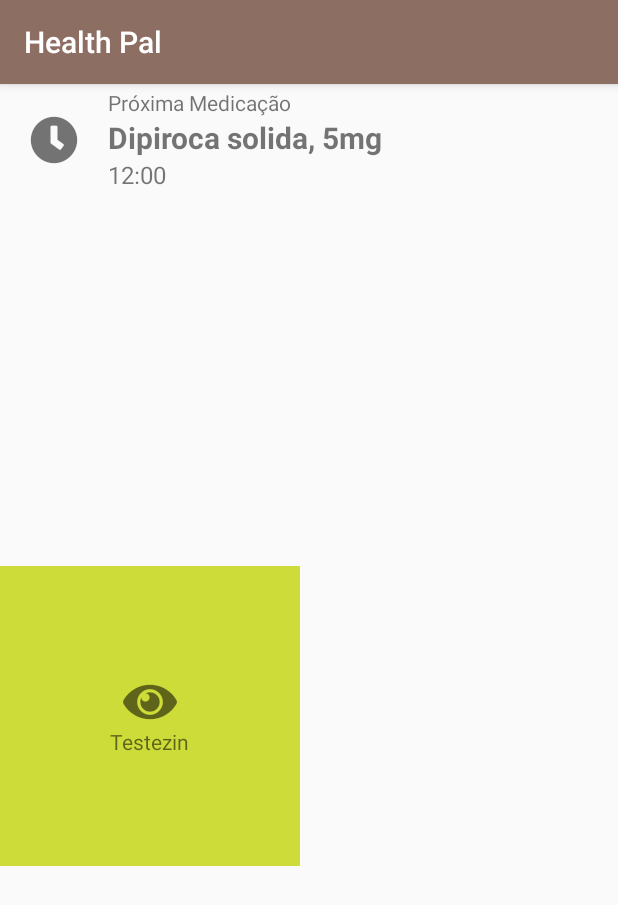
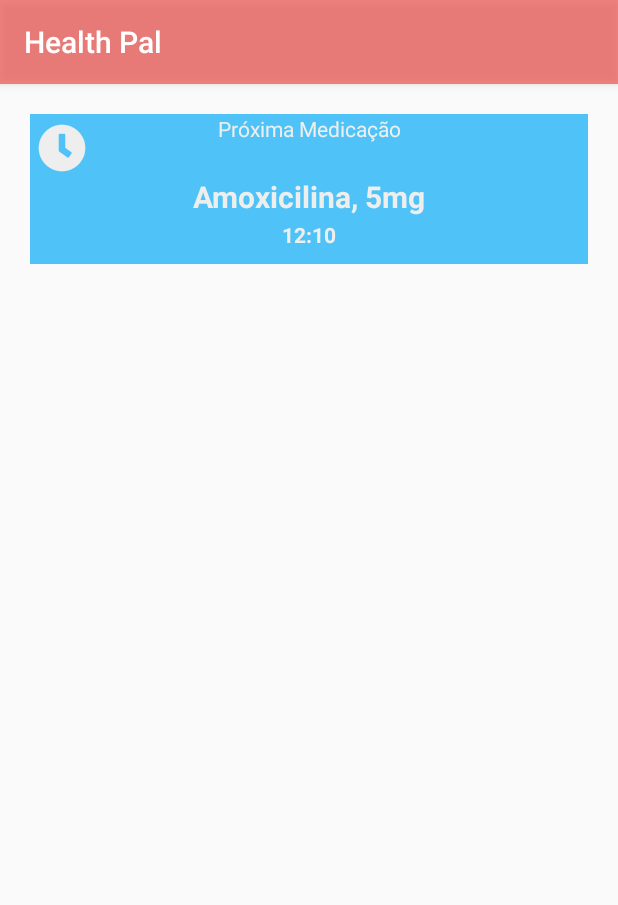
Before and after one commit to Kasama/HealthPal, an Android app: the screen it shows after launch (MainActivity), on a phone screen of 412 x 824 dp. Shown: the top 905 px of the screen. Run offline under Robolectric (Android 15) with nearby library versions, the phone set to English and light mode, and no system bars.

Commit message:
Started alarm handler and finished dashboard card

```diff
--- a/app/build.gradle
+++ b/app/build.gradle
@@ -26,6 +26,7 @@ dependencies {
     implementation fileTree(dir: 'libs', include: ['*.jar'])
     implementation 'com.android.support:appcompat-v7:27.1.1'
     implementation 'com.android.support.constraint:constraint-layout:1.1.0'
+    implementation 'com.evernote:android-job:1.2.4'
     testImplementation 'junit:junit:4.12'
     androidTestImplementation 'com.android.support.test:runner:1.0.2'
     androidTestImplementation 'com.android.support.test.espresso:espresso-core:3.0.2'
--- /dev/null
+++ b/app/src/main/java/br/usp/icmc/healthpal/healthpal/Alarm/AlarmHandler.java
@@ -0,0 +1,24 @@
+package br.usp.icmc.healthpal.healthpal.Alarm;
+
+import android.app.PendingIntent;
+import android.content.Context;
+import android.support.annotation.NonNull;
+import android.support.annotation.Nullable;
+
+import com.evernote.android.job.Job;
+import com.evernote.android.job.JobCreator;
+import com.evernote.android.job.JobManager;
+
+public class AlarmHandler {
+    Context context;
+    JobManager manager;
+
+    public AlarmHandler(Context context) {
+        this.manager = JobManager.create(context);
+        this.scheduleJob(tag -> null);
+    }
+
+    public void scheduleJob(JobCreator job) {
+        this.manager.addJobCreator(job);
+    }
+}
--- /dev/null
+++ b/app/src/main/java/br/usp/icmc/healthpal/healthpal/Alarm/MedicationJob.java
@@ -0,0 +1,28 @@
+package br.usp.icmc.healthpal.healthpal.Alarm;
+
+import android.support.annotation.NonNull;
+
+import com.evernote.android.job.Job;
+import com.evernote.android.job.JobCreator;
+
+public class MedicationJob extends Job {
+
+    public static final String TAG = "MEDICATION_JOB";
+
+    @NonNull
+    @Override
+    protected Result onRunJob(@NonNull Params params) {
+        return null;
+    }
+
+    public static JobCreator getCreator() {
+        return tag -> {
+            switch (tag) {
+                case TAG:
+                    return new MedicationJob();
+                default:
+                    return null;
+            }
+        };
+    }
+}
--- a/app/src/main/java/br/usp/icmc/healthpal/healthpal/MainActivity.java
+++ b/app/src/main/java/br/usp/icmc/healthpal/healthpal/MainActivity.java
@@ -3,6 +3,9 @@ package br.usp.icmc.healthpal.healthpal;
 import android.support.v7.app.AppCompatActivity;
 import android.os.Bundle;
 import android.util.Log;
+import android.widget.Toast;
+
+import br.usp.icmc.healthpal.healthpal.components.DashboardCard;
 
 public class MainActivity extends AppCompatActivity {
 
@@ -10,5 +13,12 @@ public class MainActivity extends AppCompatActivity {
     protected void onCreate(Bundle savedInstanceState) {
         super.onCreate(savedInstanceState);
         setContentView(R.layout.activity_main);
+
+        DashboardCard card = findViewById(R.id.dashicon);
+
+        card.setOnClickListener(
+                (e) -> Toast.makeText(this, "herro", Toast.LENGTH_LONG).show()
+        );
+
     }
 }
--- a/app/src/main/java/br/usp/icmc/healthpal/healthpal/components/DashboardCard.java
+++ b/app/src/main/java/br/usp/icmc/healthpal/healthpal/components/DashboardCard.java
@@ -5,6 +5,7 @@ import android.content.Context;
 import android.content.res.TypedArray;
 import android.support.constraint.ConstraintLayout;
 import android.util.AttributeSet;
+import android.util.TypedValue;
 import android.view.LayoutInflater;
 import android.widget.LinearLayout;
 import android.widget.TextView;
@@ -13,6 +14,11 @@ import br.usp.icmc.healthpal.healthpal.R;
 
 public class DashboardCard extends ConstraintLayout {
     Context context;
+
+    public LinearLayout layout;
+    public IconTextView icon;
+    public TextView title, text, footer;
+
     public DashboardCard(Context context) {
         this(context, null);
     }
@@ -22,47 +28,74 @@ public class DashboardCard extends ConstraintLayout {
         super(context, attrs);
         this.context = context;
 
-        String iconText, labelText;
-        int bgColor;
-        TypedArray a = context.obtainStyledAttributes(
-                attrs,
-                R.styleable.DashboardCard,
-                0,
-                0
-        );
-        iconText = a.getString(R.styleable.DashboardCard_iconText);
-        labelText = a.getString(R.styleable.DashboardCard_labelText);
-        bgColor = a.getColor(R.styleable.DashboardCard_bgColor, R.color.colorAccent);
-        a.recycle();
-
         LayoutInflater inflater =
                 (LayoutInflater) context.getSystemService(Context.LAYOUT_INFLATER_SERVICE);
         if (inflater != null) {
             inflater.inflate(R.layout.dashboard_card, this, true);
         }
 
-        LinearLayout layout = this.findViewById(R.id.dashboard_card_layout);
-        IconTextView icon = this.findViewById(R.id.dashboard_card_icon);
-        TextView label = this.findViewById(R.id.dashboard_card_text);
+        this.layout = this.findViewById(R.id.dashboard_card_layout);
+        this.icon = this.findViewById(R.id.dashboard_card_icon);
+        this.title = this.findViewById(R.id.dashboard_card_title);
+        this.text = this.findViewById(R.id.dashboard_card_text);
+        this.footer = this.findViewById(R.id.dashboard_card_footer);
 
-        layout.setBackgroundColor(bgColor);
-        icon.setText(iconText);
-        label.setText(labelText);
+        TypedArray a = context.obtainStyledAttributes(
+                attrs, R.styleable.DashboardCard,
+                0, 0
+        );
+        String iconText = a.getString(R.styleable.DashboardCard_iconText);
+        String labelTitle = a.getString(R.styleable.DashboardCard_labelTitle);
+        String labelText = a.getString(R.styleable.DashboardCard_labelText);
+        String labelFooter = a.getString(R.styleable.DashboardCard_labelFooter);
+        int bgColor = a.getColor(R.styleable.DashboardCard_bgColor, R.color.colorAccent);
+        int fontTextColor = a.getColor(R.styleable.DashboardCard_textColor, R.color.colorText);
+        int labelSize = a.getDimensionPixelSize(R.styleable.DashboardCard_labelSize, 0);
+        a.recycle();
 
+        this.setColor(bgColor);
+        this.setTextColor(fontTextColor);
+        this.setIcon(iconText);
+        title.setText(labelTitle);
+        text.setText(labelText);
+        footer.setText(labelFooter);
+        this.setTextSize(labelSize);
+    }
+
+    private void setTextColor(int fontTextColor) {
+        this.title.setTextColor(fontTextColor);
+        this.text.setTextColor(fontTextColor);
+        this.footer.setTextColor(fontTextColor);
+        this.icon.setTextColor(fontTextColor);
+    }
+
+    public void setColor(int color) {
+        this.layout.setBackgroundColor(color);
+    }
+
+    public void setIcon(String icon) {
+        this.icon.setText(icon);
+    }
+
+    public void setTextSize(int sizePX) {
+        int extraSize = (int) (sizePX * 0.7);
+        this.title.setTextSize(TypedValue.COMPLEX_UNIT_PX, extraSize);
+        this.text.setTextSize(TypedValue.COMPLEX_UNIT_PX, sizePX);
+        this.footer.setTextSize(TypedValue.COMPLEX_UNIT_PX, extraSize);
     }
 
     @Override
     protected void onMeasure(int widthMeasureSpec, int heightMeasureSpec) {
         super.onMeasure(widthMeasureSpec, heightMeasureSpec);
-        int width = getMeasuredWidth();
-        int height = getMeasuredHeight();
-        int squareLen = width;
-        if (height > width) {
-            squareLen = height;
-        }
-        setMeasuredDimension(
-                MeasureSpec.makeMeasureSpec(squareLen, MeasureSpec.EXACTLY),
-                MeasureSpec.makeMeasureSpec(squareLen, MeasureSpec.EXACTLY)
-        );
+//        int width = getMeasuredWidth();
+//        int height = getMeasuredHeight();
+//        int squareLen = width;
+//        if (height > width) {
+//            squareLen = height;
+//        }
+//        setMeasuredDimension(
+//                MeasureSpec.makeMeasureSpec(squareLen, MeasureSpec.EXACTLY),
+//                MeasureSpec.makeMeasureSpec(squareLen, MeasureSpec.EXACTLY)
+//        );
     }
 }
--- /dev/null
+++ b/app/src/main/res/drawable/layout_card.xml
@@ -0,0 +1,7 @@
+<?xml version="1.0" encoding="UTF-8"?>
+<shape xmlns:android="http://schemas.android.com/apk/res/android">
+    <solid android:color="#FFFFFF"/>
+    <stroke android:width="3dp" android:color="#B1BCBE" />
+    <corners android:radius="10dp"/>
+    <padding android:left="0dp" android:top="0dp" android:right="0dp" android:bottom="0dp" />
+</shape>
--- a/app/src/main/res/layout/activity_main.xml
+++ b/app/src/main/res/layout/activity_main.xml
@@ -7,65 +7,19 @@
     android:layout_height="match_parent"
     tools:context=".MainActivity">
 
-    <LinearLayout
-        android:id="@+id/layout_dashboard_next"
-        android:layout_width="wrap_content"
-        android:layout_height="wrap_content"
-        android:orientation="horizontal"
-        android:textSize="20sp"
+    <br.usp.icmc.healthpal.healthpal.components.DashboardCard
+        android:id="@+id/dashicon"
+        android:layout_margin="20dp"
+        android:layout_width="match_parent"
+        android:layout_height="100dp"
+        app:bgColor="@color/colorAccent"
+        app:textColor="@color/colorText"
+        app:iconText="@string/fa_clock"
+        app:labelSize="20dp"
+        app:labelTitle="Próxima Medicação"
+        app:labelText="Amoxicilina, 5mg"
+        app:labelFooter="12:10"
         app:layout_constraintTop_toTopOf="parent"
-    >
-        <br.usp.icmc.healthpal.healthpal.components.IconTextView
-            android:id="@+id/fa_clock"
-            android:layout_width="wrap_content"
-            android:layout_height="wrap_content"
-            android:text="@string/fa_clock"
-            android:layout_gravity="center_vertical"
-            android:layout_margin="20sp"
-            android:textSize="32sp"
         />
-        <LinearLayout
-            android:id="@+id/layout_dashboard_next_text"
-            android:layout_width="wrap_content"
-            android:layout_height="wrap_content"
-            android:layout_gravity="center_vertical"
-            android:orientation="vertical"
-            android:textSize="20sp"
-        >
-            <TextView
-                android:id="@+id/tv_dashboard_next_title"
-                android:layout_width="wrap_content"
-                android:layout_height="wrap_content"
-                android:text="Próxima Medicação"
-            />
-            <TextView
-                android:id="@+id/tv_next_medicine"
-                android:layout_width="wrap_content"
-                android:layout_height="wrap_content"
-                android:textStyle="bold"
-                android:textSize="20sp"
-                android:text="Dipiroca solida, 5mg"
-            />
-            <TextView
-                android:id="@+id/tv_next_medicine_time"
-                android:layout_width="wrap_content"
-                android:layout_height="wrap_content"
-                android:textSize="16sp"
-                android:text="12:00"
-            />
-        </LinearLayout>
-    </LinearLayout>
-
-    <br.usp.icmc.healthpal.healthpal.components.DashboardCard
-        android:layout_width="200dp"
-        android:layout_height="200dp"
-        app:bgColor="@color/colorAccent"
-        app:iconText="@string/fa_eye"
-        app:labelText="Testezin"
-        app:layout_constraintTop_toBottomOf="@id/layout_dashboard_next"
-        app:layout_constraintBottom_toBottomOf="parent"
-    />
-
-
 
 </android.support.constraint.ConstraintLayout>
--- a/app/src/main/res/layout/dashboard_card.xml
+++ b/app/src/main/res/layout/dashboard_card.xml
@@ -1,24 +1,65 @@
 <?xml version="1.0" encoding="utf-8"?>
-<LinearLayout
-    xmlns:android="http://schemas.android.com/apk/res/android"
+
+<LinearLayout xmlns:android="http://schemas.android.com/apk/res/android"
+    xmlns:app="http://schemas.android.com/apk/res-auto"
     android:layout_width="match_parent"
     android:layout_height="match_parent"
     android:gravity="center"
     android:orientation="vertical"
-    android:id="@+id/dashboard_card_layout"
-    >
+    android:id="@+id/dashboard_card_layout">
+    <android.support.constraint.ConstraintLayout
+        android:layout_gravity="center"
+        android:layout_width="match_parent"
+        android:layout_height="wrap_content">
 
         <br.usp.icmc.healthpal.healthpal.components.IconTextView
             android:id="@+id/dashboard_card_icon"
             android:layout_width="wrap_content"
             android:layout_height="wrap_content"
+            android:layout_margin="5dp"
             android:text="@string/fa_eye"
+            app:layout_constraintLeft_toLeftOf="parent"
+            app:layout_constraintTop_toTopOf="parent"
             android:textSize="32sp"
             />
+        <TextView
+            android:id="@+id/dashboard_card_title"
+            android:layout_width="match_parent"
+            android:layout_height="match_parent"
+            android:textAlignment="center"
+            android:textSize="18sp"
+            android:textColor="@color/colorPrimary"
+            />
+    </android.support.constraint.ConstraintLayout>
+
+    <Space
+        android:layout_width="match_parent"
+        android:layout_height="match_parent"
+        android:layout_weight="1"
+        />
+
     <TextView
         android:id="@+id/dashboard_card_text"
         android:layout_width="wrap_content"
         android:layout_height="wrap_content"
-        android:text=""
+        android:textSize="24sp"
+        android:textStyle="bold"
+        android:textColor="@color/colorPrimary"
+        />
+
+    <Space
+        android:layout_width="match_parent"
+        android:layout_height="match_parent"
+        android:layout_weight="1"
+        />
+
+    <TextView
+        android:id="@+id/dashboard_card_footer"
+        android:layout_marginBottom="10sp"
+        android:layout_width="wrap_content"
+        android:layout_height="wrap_content"
+        android:textSize="18sp"
+        android:textStyle="bold"
+        android:textColor="@color/colorPrimary"
         />
 </LinearLayout>
--- a/app/src/main/res/values/attrs.xml
+++ b/app/src/main/res/values/attrs.xml
@@ -1,8 +1,13 @@
 <?xml version="1.0" encoding="utf-8"?>
 <resources>
     <declare-styleable name="DashboardCard">
-        <attr name="iconText" format="string" localizatoin="suggested" />
-        <attr name="labelText" format="string" localizatoin="suggested" />
+        <attr name="iconText" format="string" localization="suggested" />
+        <attr name="labelTitle" format="string" localization="suggested" />
+        <attr name="labelText" format="string" localization="suggested" />
+        <attr name="labelFooter" format="string" localization="suggested" />
+        <attr name="labelSize" format="dimension" />
+        <attr name="onClick" format="reference" />
         <attr name="bgColor" format="color" />
+        <attr name="textColor" format="color" />
     </declare-styleable>
 </resources>
--- a/app/src/main/res/values/colors.xml
+++ b/app/src/main/res/values/colors.xml
@@ -1,6 +1,7 @@
 <?xml version="1.0" encoding="utf-8"?>
 <resources>
-    <color name="colorPrimary">#8D6E63</color>
-    <color name="colorPrimaryDark">#6D4C41</color>
-    <color name="colorAccent">#CDDC39</color>
+    <color name="colorPrimary">#b3ef5350</color>
+    <color name="colorPrimaryDark">#EF5350</color>
+    <color name="colorAccent">#4FC3F7</color>
+    <color name="colorText">#EEEEEE</color>
 </resources>
```
Lines whose indentation alone changed are shown as unchanged.
